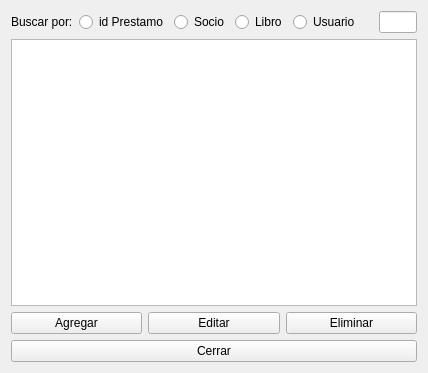
The window that prestamo.ui (DanielaGanan/biblioteca) describes before a commit, drawn with Qt 5.
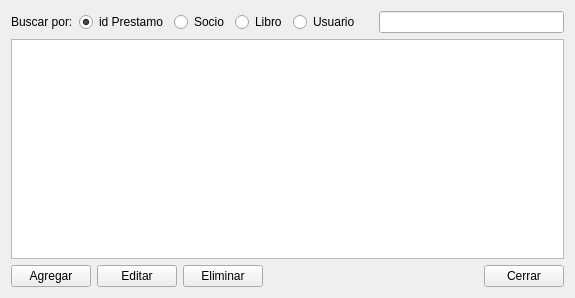
The same window after the commit. Icons and pictures are not drawn.

```diff
--- a/prestamo.ui
+++ b/prestamo.ui
@@ -6,8 +6,8 @@
    <rect>
     <x>0</x>
     <y>0</y>
-    <width>428</width>
-    <height>373</height>
+    <width>575</width>
+    <height>298</height>
    </rect>
   </property>
   <property name="windowTitle">
@@ -19,29 +19,8 @@
      <property name="sizeConstraint">
       <enum>QLayout::SizeConstraint::SetMaximumSize</enum>
      </property>
-     <item row="3" column="0">
-      <widget class="QPushButton" name="boton_cerrar">
-       <property name="text">
-        <string>Cerrar</string>
-       </property>
-      </widget>
-     </item>
-     <item row="2" column="0">
+     <item row="2" column="2">
       <layout class="QHBoxLayout" name="horizontalLayout">
-       <item>
-        <widget class="QPushButton" name="boton_agregar">
-         <property name="text">
-          <string>Agregar</string>
-         </property>
-        </widget>
-       </item>
-       <item>
-        <widget class="QPushButton" name="boton_editar">
-         <property name="text">
-          <string>Editar</string>
-         </property>
-        </widget>
-       </item>
        <item>
         <widget class="QPushButton" name="boton_eliminar">
          <property name="text">
@@ -51,10 +30,7 @@
        </item>
       </layout>
      </item>
-     <item row="1" column="0">
-      <widget class="QTableWidget" name="tablaPrestamo"/>
-     </item>
-     <item row="0" column="0">
+     <item row="0" column="0" colspan="6">
       <layout class="QHBoxLayout" name="horizontalLayout_2">
        <property name="leftMargin">
         <number>0</number>
@@ -74,6 +50,9 @@
          <property name="text">
           <string>id Prestamo</string>
          </property>
+         <property name="checked">
+          <bool>true</bool>
+         </property>
         </widget>
        </item>
        <item>
@@ -109,6 +88,43 @@
        </item>
       </layout>
      </item>
+     <item row="1" column="0" colspan="6">
+      <widget class="QTableWidget" name="tablaPrestamo"/>
+     </item>
+     <item row="2" column="5">
+      <widget class="QPushButton" name="boton_cerrar">
+       <property name="text">
+        <string>Cerrar</string>
+       </property>
+      </widget>
+     </item>
+     <item row="2" column="0">
+      <widget class="QPushButton" name="boton_agregar">
+       <property name="text">
+        <string>Agregar</string>
+       </property>
+      </widget>
+     </item>
+     <item row="2" column="1">
+      <widget class="QPushButton" name="boton_editar">
+       <property name="text">
+        <string>Editar</string>
+       </property>
+      </widget>
+     </item>
+     <item row="2" column="3">
+      <spacer name="horizontalSpacer">
+       <property name="orientation">
+        <enum>Qt::Orientation::Horizontal</enum>
+       </property>
+       <property name="sizeHint" stdset="0">
+        <size>
+         <width>40</width>
+         <height>20</height>
+        </size>
+       </property>
+      </spacer>
+     </item>
     </layout>
    </item>
   </layout>
```
Left out of the diff: 8 changed lines with no effect on the pictures.
